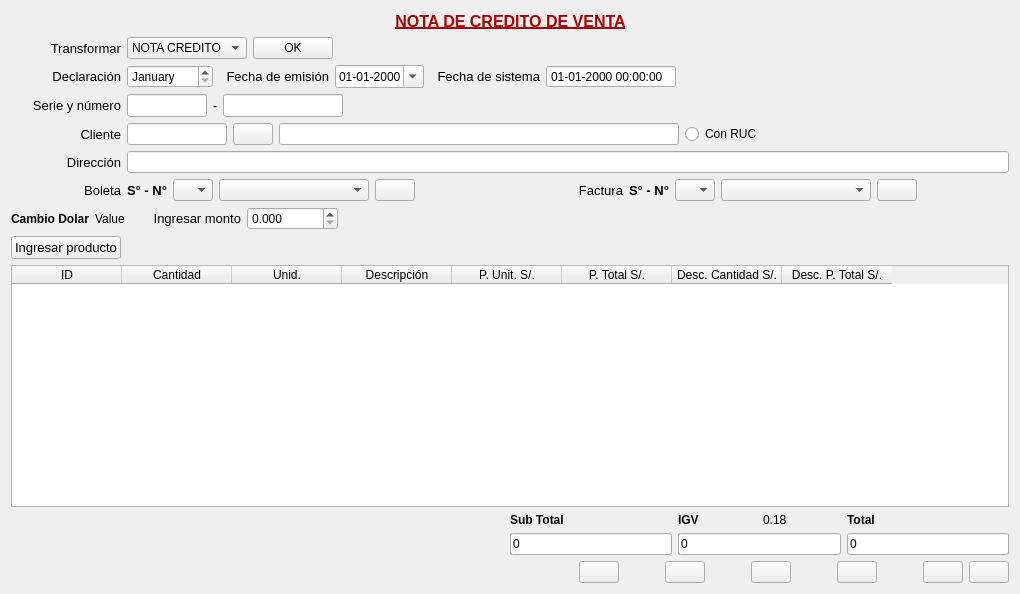
Before: the Qt Designer form Venta/ventanotacredito.ui in radtek/manager, drawn with Qt 5.
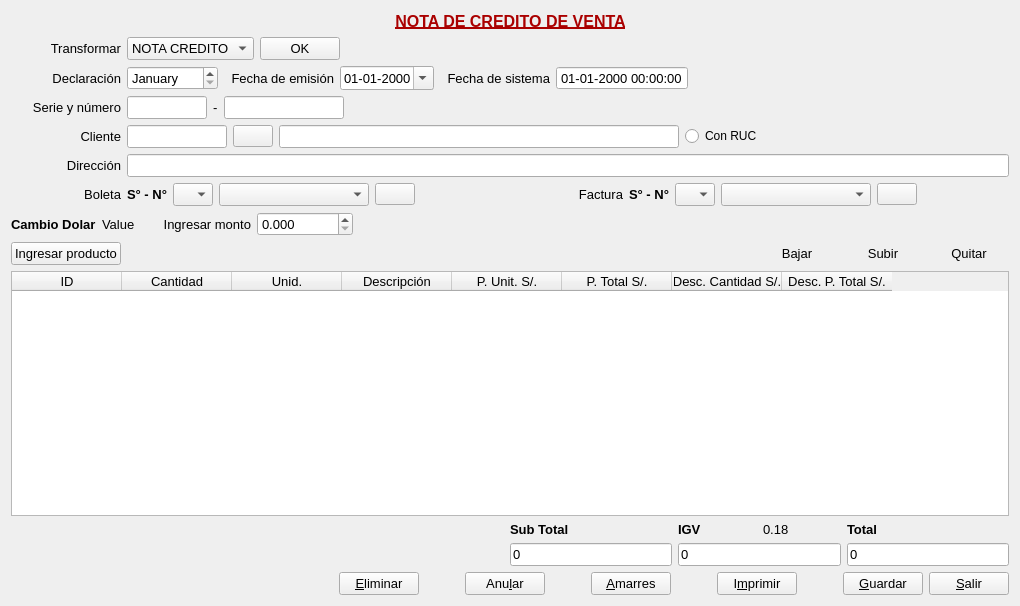
After: the same form once the commit is applied. Icons and pictures are not drawn.

```diff
--- a/Venta/ventanotacredito.ui
+++ b/Venta/ventanotacredito.ui
@@ -7,7 +7,7 @@
     <x>0</x>
     <y>0</y>
     <width>1000</width>
-    <height>594</height>
+    <height>606</height>
    </rect>
   </property>
   <property name="windowTitle">
@@ -90,6 +90,11 @@
      </item>
      <item>
       <widget class="QComboBox" name="comboBox_transformar">
+       <property name="font">
+        <font>
+         <pointsize>10</pointsize>
+        </font>
+       </property>
        <property name="currentIndex">
         <number>0</number>
        </property>
@@ -110,6 +115,11 @@
      </item>
      <item>
       <widget class="QPushButton" name="pushButton_transformar">
+       <property name="font">
+        <font>
+         <pointsize>10</pointsize>
+        </font>
+       </property>
        <property name="text">
         <string>OK</string>
        </property>
@@ -155,6 +165,11 @@
      </item>
      <item>
       <widget class="QDateEdit" name="dateEdit_declaracion">
+       <property name="font">
+        <font>
+         <pointsize>10</pointsize>
+        </font>
+       </property>
        <property name="displayFormat">
         <string>MMMM</string>
        </property>
@@ -183,6 +198,11 @@
      </item>
      <item>
       <widget class="QDateEdit" name="dateEdit_emision">
+       <property name="font">
+        <font>
+         <pointsize>10</pointsize>
+        </font>
+       </property>
        <property name="displayFormat">
         <string>dd-MM-yyyy</string>
        </property>
@@ -226,6 +246,11 @@
          <height>0</height>
         </size>
        </property>
+       <property name="font">
+        <font>
+         <pointsize>10</pointsize>
+        </font>
+       </property>
        <property name="readOnly">
         <bool>true</bool>
        </property>
@@ -300,6 +325,11 @@
      </item>
      <item>
       <widget class="QLabel" name="label_menos">
+       <property name="font">
+        <font>
+         <pointsize>10</pointsize>
+        </font>
+       </property>
        <property name="text">
         <string>-</string>
        </property>
@@ -380,6 +410,11 @@
          <height>16777215</height>
         </size>
        </property>
+       <property name="font">
+        <font>
+         <pointsize>10</pointsize>
+        </font>
+       </property>
        <property name="readOnly">
         <bool>false</bool>
        </property>
@@ -407,6 +442,11 @@
          <height>0</height>
         </size>
        </property>
+       <property name="font">
+        <font>
+         <pointsize>10</pointsize>
+        </font>
+       </property>
       </widget>
      </item>
      <item>
@@ -455,7 +495,13 @@
       </widget>
      </item>
      <item>
-      <widget class="QLineEdit" name="lineEdit_direccion"/>
+      <widget class="QLineEdit" name="lineEdit_direccion">
+       <property name="font">
+        <font>
+         <pointsize>10</pointsize>
+        </font>
+       </property>
+      </widget>
      </item>
     </layout>
    </item>
@@ -504,6 +550,11 @@
          <height>16777215</height>
         </size>
        </property>
+       <property name="font">
+        <font>
+         <pointsize>10</pointsize>
+        </font>
+       </property>
       </widget>
      </item>
      <item>
@@ -514,6 +565,11 @@
          <height>0</height>
         </size>
        </property>
+       <property name="font">
+        <font>
+         <pointsize>10</pointsize>
+        </font>
+       </property>
       </widget>
      </item>
      <item>
@@ -598,6 +654,11 @@
          <height>16777215</height>
         </size>
        </property>
+       <property name="font">
+        <font>
+         <pointsize>10</pointsize>
+        </font>
+       </property>
       </widget>
      </item>
      <item>
@@ -608,6 +669,11 @@
          <height>0</height>
         </size>
        </property>
+       <property name="font">
+        <font>
+         <pointsize>10</pointsize>
+        </font>
+       </property>
       </widget>
      </item>
      <item>
@@ -670,6 +736,7 @@
       <widget class="QLabel" name="label_cambio_dolar">
        <property name="font">
         <font>
+         <pointsize>10</pointsize>
          <weight>75</weight>
          <bold>true</bold>
         </font>
@@ -684,6 +751,11 @@
      </item>
      <item>
       <widget class="QLabel" name="label_cambio_dolar_value">
+       <property name="font">
+        <font>
+         <pointsize>10</pointsize>
+        </font>
+       </property>
        <property name="text">
         <string>Value</string>
        </property>
@@ -715,6 +787,11 @@
      </item>
      <item>
       <widget class="QDoubleSpinBox" name="doubleSpinBox_monto">
+       <property name="font">
+        <font>
+         <pointsize>10</pointsize>
+        </font>
+       </property>
        <property name="prefix">
         <string/>
        </property>
@@ -780,8 +857,13 @@
      </item>
      <item>
       <widget class="QPushButton" name="pushButton_down">
+       <property name="font">
+        <font>
+         <pointsize>10</pointsize>
+        </font>
+       </property>
        <property name="text">
-        <string/>
+        <string>Bajar</string>
        </property>
        <property name="icon">
         <iconset resource="../ManagerSystem/Iconos.qrc">
@@ -794,8 +876,13 @@
      </item>
      <item>
       <widget class="QPushButton" name="pushButton_up">
+       <property name="font">
+        <font>
+         <pointsize>10</pointsize>
+        </font>
+       </property>
        <property name="text">
-        <string/>
+        <string>Subir</string>
        </property>
        <property name="icon">
         <iconset resource="../ManagerSystem/Iconos.qrc">
@@ -808,8 +895,13 @@
      </item>
      <item>
       <widget class="QPushButton" name="pushButton_borrar">
+       <property name="font">
+        <font>
+         <pointsize>10</pointsize>
+        </font>
+       </property>
        <property name="text">
-        <string/>
+        <string>Quitar</string>
        </property>
        <property name="icon">
         <iconset resource="../ManagerSystem/Iconos.qrc">
@@ -824,6 +916,11 @@
    </item>
    <item>
     <widget class="QTableWidget" name="tableWidget">
+     <property name="font">
+      <font>
+       <pointsize>10</pointsize>
+      </font>
+     </property>
      <attribute name="horizontalHeaderDefaultSectionSize">
       <number>110</number>
      </attribute>
@@ -888,6 +985,11 @@
       <layout class="QGridLayout" name="gridLayout">
        <item row="1" column="2">
         <widget class="QLineEdit" name="lineEdit_total">
+         <property name="font">
+          <font>
+           <pointsize>10</pointsize>
+          </font>
+         </property>
          <property name="text">
           <string>0</string>
          </property>
@@ -900,6 +1002,7 @@
         <widget class="QLabel" name="label_subtotal">
          <property name="font">
           <font>
+           <pointsize>10</pointsize>
            <weight>75</weight>
            <bold>true</bold>
           </font>
@@ -913,6 +1016,7 @@
         <widget class="QLabel" name="label_total">
          <property name="font">
           <font>
+           <pointsize>10</pointsize>
            <weight>75</weight>
            <bold>true</bold>
           </font>
@@ -924,6 +1028,11 @@
        </item>
        <item row="1" column="0">
         <widget class="QLineEdit" name="lineEdit_subtotal">
+         <property name="font">
+          <font>
+           <pointsize>10</pointsize>
+          </font>
+         </property>
          <property name="text">
           <string>0</string>
          </property>
@@ -934,6 +1043,11 @@
        </item>
        <item row="1" column="1">
         <widget class="QLineEdit" name="lineEdit_igv">
+         <property name="font">
+          <font>
+           <pointsize>10</pointsize>
+          </font>
+         </property>
          <property name="text">
           <string>0</string>
          </property>
@@ -948,6 +1062,7 @@
           <widget class="QLabel" name="label_igv">
            <property name="font">
             <font>
+             <pointsize>10</pointsize>
              <weight>75</weight>
              <bold>true</bold>
             </font>
@@ -959,6 +1074,11 @@
          </item>
          <item>
           <widget class="QLabel" name="label_igv_value">
+           <property name="font">
+            <font>
+             <pointsize>10</pointsize>
+            </font>
+           </property>
            <property name="text">
             <string>0.18</string>
            </property>
@@ -987,8 +1107,13 @@
      </item>
      <item>
       <widget class="QPushButton" name="pushButton_eliminar">
+       <property name="font">
+        <font>
+         <pointsize>10</pointsize>
+        </font>
+       </property>
        <property name="text">
-        <string/>
+        <string>&amp;Eliminar</string>
        </property>
        <property name="icon">
         <iconset resource="../ManagerSystem/Iconos.qrc">
@@ -1032,8 +1157,13 @@
          <height>16777215</height>
         </size>
        </property>
+       <property name="font">
+        <font>
+         <pointsize>10</pointsize>
+        </font>
+       </property>
        <property name="text">
-        <string/>
+        <string>Anu&amp;lar</string>
        </property>
        <property name="icon">
         <iconset resource="../ManagerSystem/Iconos.qrc">
@@ -1068,8 +1198,13 @@
      </item>
      <item>
       <widget class="QPushButton" name="pushButton_amarres">
+       <property name="font">
+        <font>
+         <pointsize>10</pointsize>
+        </font>
+       </property>
        <property name="text">
-        <string/>
+        <string>&amp;Amarres</string>
        </property>
        <property name="icon">
         <iconset resource="../ManagerSystem/Iconos.qrc">
@@ -1101,8 +1236,13 @@
      </item>
      <item>
       <widget class="QPushButton" name="pushButton_imprimir">
+       <property name="font">
+        <font>
+         <pointsize>10</pointsize>
+        </font>
+       </property>
        <property name="text">
-        <string/>
+        <string>I&amp;mprimir</string>
        </property>
        <property name="icon">
         <iconset resource="../ManagerSystem/Iconos.qrc">
@@ -1134,8 +1274,13 @@
      </item>
      <item>
       <widget class="QPushButton" name="pushButton_guardar">
+       <property name="font">
+        <font>
+         <pointsize>10</pointsize>
+        </font>
+       </property>
        <property name="text">
-        <string/>
+        <string>&amp;Guardar</string>
        </property>
        <property name="icon">
         <iconset resource="../ManagerSystem/Iconos.qrc">
@@ -1151,8 +1296,13 @@
      </item>
      <item>
       <widget class="QPushButton" name="pushButton_salir">
+       <property name="font">
+        <font>
+         <pointsize>10</pointsize>
+        </font>
+       </property>
        <property name="text">
-        <string/>
+        <string>&amp;Salir</string>
        </property>
        <property name="icon">
         <iconset resource="../ManagerSystem/Iconos.qrc">
```
Left out of the diff: 9 changed lines with no effect on the pictures.
